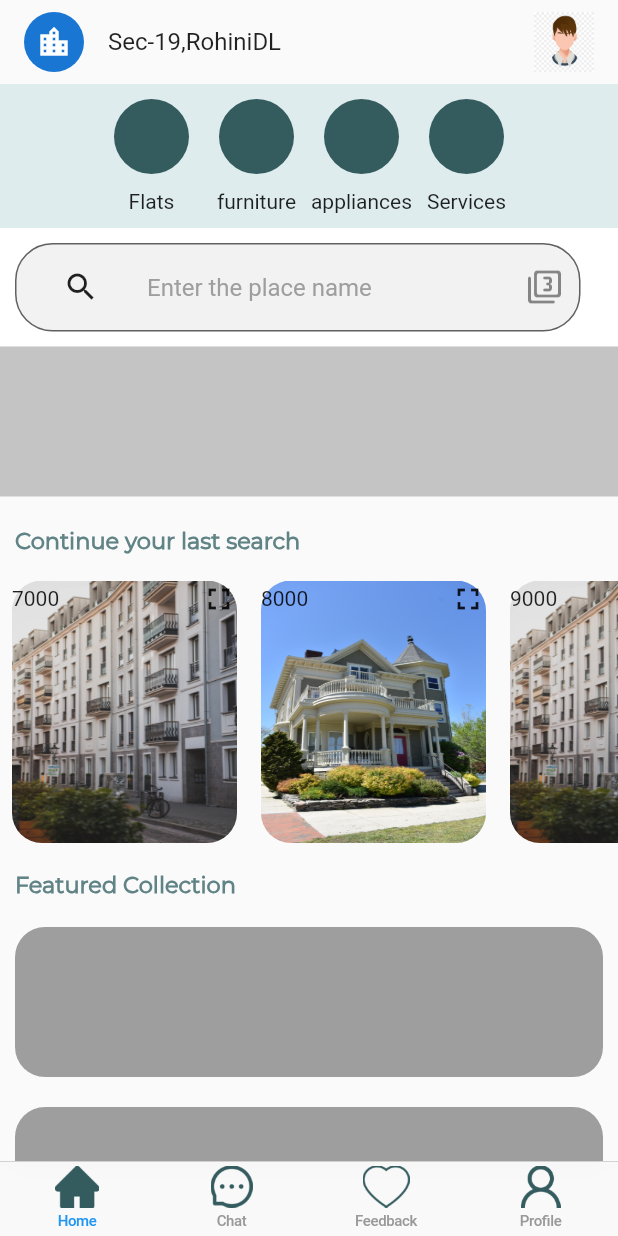
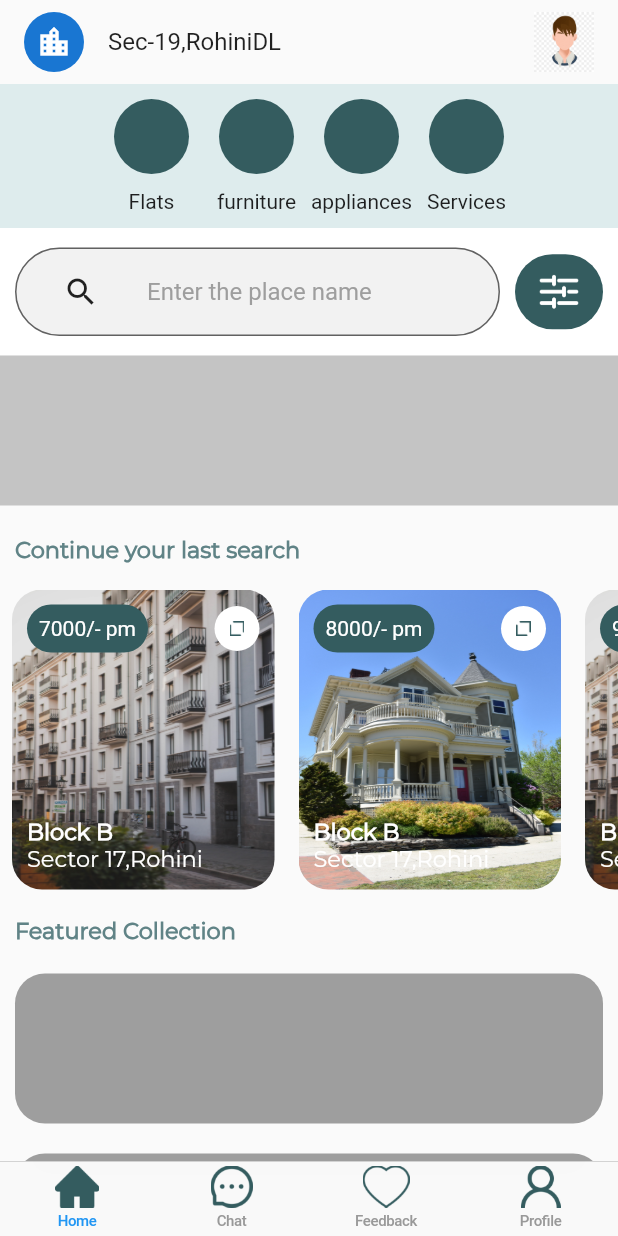
Before and after one commit to deepakkdkk/monkhood, a Flutter app: the screen it shows after launch, on a phone screen of 412 x 824 dp. Run offline on Flutter 3.47's test engine with Material 2 defaults, Android fonts, the light colour scheme and no system bars; drawn by our look-alikes of sticky_headers.

Commit message:
last_searchPage style changed

```diff
--- a/lib/pages/functions/last_searchPage.dart
+++ b/lib/pages/functions/last_searchPage.dart
@@ -1,5 +1,6 @@
 import 'package:flutter/material.dart';
 import 'full_screenPhoto.dart';
+
 class LastSearch extends StatefulWidget {
   final String rate;
   final String photo;
@@ -14,12 +15,17 @@ class _LastSearchState extends State<LastSearch> {
     return Padding(
       padding: const EdgeInsets.all(8.0),
       child: GestureDetector(
-        onTap: (){
-          Navigator.push(context, MaterialPageRoute(builder: (context) => LastSearchTap(widget.photo),),);
+        onTap: () {
+          Navigator.push(
+            context,
+            MaterialPageRoute(
+              builder: (context) => LastSearchTap(widget.photo),
+            ),
+          );
         },
         child: Container(
-          height: 175,
-          width: 150,
+          height: 200,
+          width: 175,
           decoration: new BoxDecoration(
             borderRadius: BorderRadius.only(
               topLeft: Radius.circular(20),
@@ -34,21 +40,80 @@ class _LastSearchState extends State<LastSearch> {
           ),
           child: Column(
             children: [
+              Column(
+                mainAxisAlignment: MainAxisAlignment.spaceAround,
+                crossAxisAlignment: CrossAxisAlignment.start,
+                children: [
                   Row(
                     mainAxisAlignment: MainAxisAlignment.spaceBetween,
                     children: [
-                  Text(widget.rate),
+                      Container(
+                        margin: EdgeInsets.all(10),
+                        decoration: BoxDecoration(
+
+                          color: Color(0xFF345C5F),
+                          borderRadius: BorderRadius.all(
+                            Radius.circular(20),
+                          ),
+                        ),
+                        child: Padding(
+                          padding: const EdgeInsets.all(8.0),
+                          child: Text(widget.rate + "/- pm",
+                          style: TextStyle(
+                            color: Colors.white,
+                          ),),
+                        ),
+                      ),
                       GestureDetector(
-                    child: Icon(
-                      Icons.fullscreen,
+                        child: Padding(
+                          padding: const EdgeInsets.all(10.0),
+                          child: Container(
+                            decoration: BoxDecoration(
+                              color: Colors.white,
+                              borderRadius: BorderRadius.circular(20),
+                            ),
+                            child: Padding(
+                              padding: const EdgeInsets.all(10.0),
+                              child: Image(
+
+                                height: 10.0,
+                                width: 10.0,
+                                image: AssetImage('assets/full_imageIcon.png'),
+                              ),
+                            ),
+                          ),
                         ),
                         onTap: () {
                           Navigator.push(
                             context,
                             MaterialPageRoute(
-                            builder: (context) => FullScreenPhoto(widget.photo)),
+                                builder: (context) =>
+                                    FullScreenPhoto(widget.photo)),
                           );
                         },
+                      ),
+                    ],
+                  ),
+                  SizedBox(height: 100,),
+                  Padding(
+                    padding: const EdgeInsets.only(left: 10),
+                    child: Text('Block B',
+                    style: TextStyle(
+                      color: Colors.white,
+                      fontWeight: FontWeight.bold,
+                      fontFamily: 'Montserrat',
+                      fontSize: 15,
+                    ),),
+                  ),
+                  Padding(
+                    padding: const EdgeInsets.only(left:10.0),
+                    child: Text('Sector 17,Rohini',
+                    style: TextStyle(
+                      color: Colors.white,
+
+                      fontFamily: 'Montserrat',
+                      fontSize: 15,
+                    ),),
                   ),
                 ],
               )
--- a/lib/pages/functions/search_bar.dart
+++ b/lib/pages/functions/search_bar.dart
@@ -13,14 +13,15 @@ class _SearchBarState extends State<SearchBar> {
       child: Row(
         children: [
           Expanded(
+            flex: 5,
             child: Padding(
-              padding: const EdgeInsets.fromLTRB(10, 10, 25, 10),
+              padding: const EdgeInsets.fromLTRB(10, 13, 10, 13),
               child: TextField(
                 decoration: InputDecoration(
                   filled: true,
                   fillColor: Color(0xFFF2F2F2),
                   border: OutlineInputBorder(
-                    borderRadius: BorderRadius.circular(25),
+                    borderRadius: BorderRadius.circular(45),
                   ),
                   prefixIcon: FlatButton(
                     child: Icon(
@@ -28,13 +29,33 @@ class _SearchBarState extends State<SearchBar> {
                     ),
                     onPressed: () {},
                   ),
-                  suffixIcon: Icon(
-                    Icons.filter_3_rounded,
-                  ),
+                  // suffixIcon: Image(
+                  //   height: 10.0,
+                  //   width: 10.0,
+                  //   image: AssetImage('assets/filter_icon.png'),
+                  // ),
                   hintText: 'Enter the place name',
                   hintStyle: TextStyle(
                     color: Colors.grey,
                   ),
+                ),
+              ),
+            ),
+          ),
+          Expanded(
+            flex: 1,
+            child: Container(
+              margin: EdgeInsets.fromLTRB(0, 13, 10, 13),
+              decoration: BoxDecoration(
+                color: Color(0xFF345C5F),
+                borderRadius: BorderRadius.circular(60),
+              ),
+              child: Padding(
+                padding: const EdgeInsets.all(5.0),
+                child: Image(
+                  height: 40.0,
+                  width: 40.0,
+                  image: AssetImage('assets/filter_icon.png'),
                 ),
               ),
             ),
```
Also changed, not shown: assets/filter_icon.png (added), assets/full_imageIcon.png (added). Lines whose indentation alone changed are shown as unchanged.
